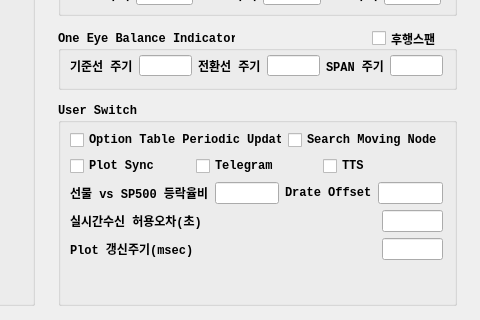
Above: UI/realtimeitem.ui from skygoldfish/SkyBot before the change; both pictures show x 280 to 760 and y 249 to 569 of the 760 by 569 pixel window. Below: the same form after it.
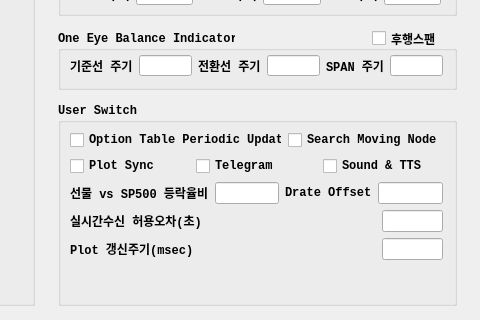
That is the form after the change.

Commit message: 소스정리

```diff
--- a/UI/realtimeitem.ui
+++ b/UI/realtimeitem.ui
@@ -698,7 +698,7 @@
          <item>
           <widget class="QCheckBox" name="checkBox_tts">
            <property name="text">
-            <string>TTS</string>
+            <string>Sound &amp;&amp; TTS</string>
            </property>
           </widget>
          </item>
```
The commit also changes 2 other files.
